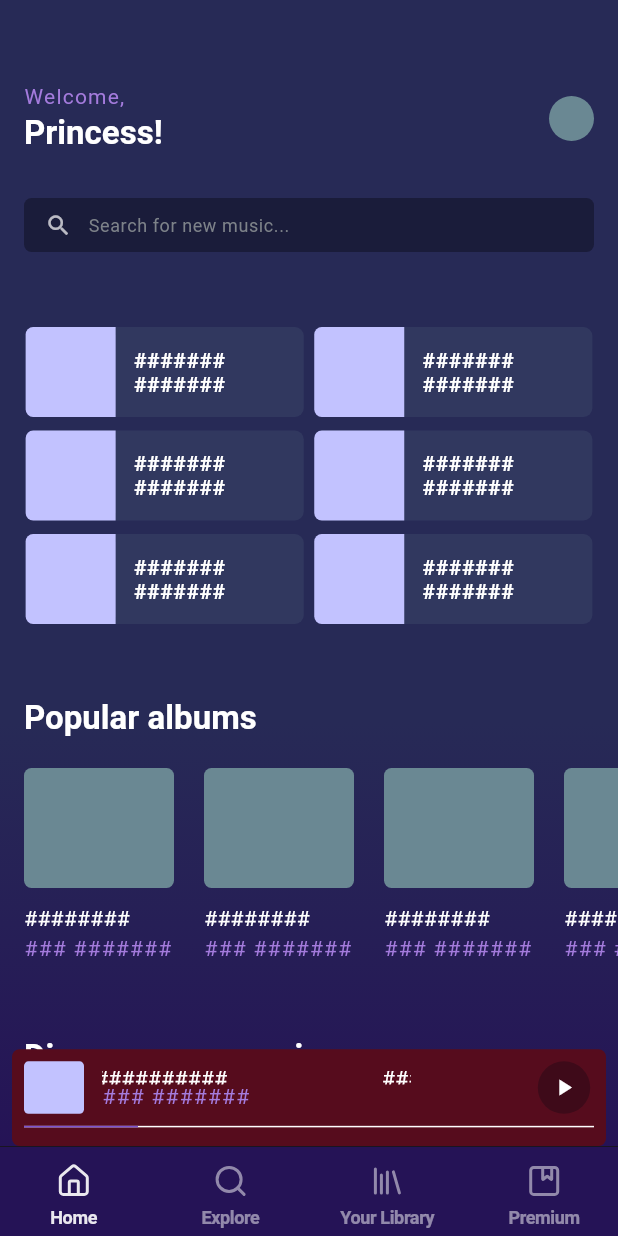
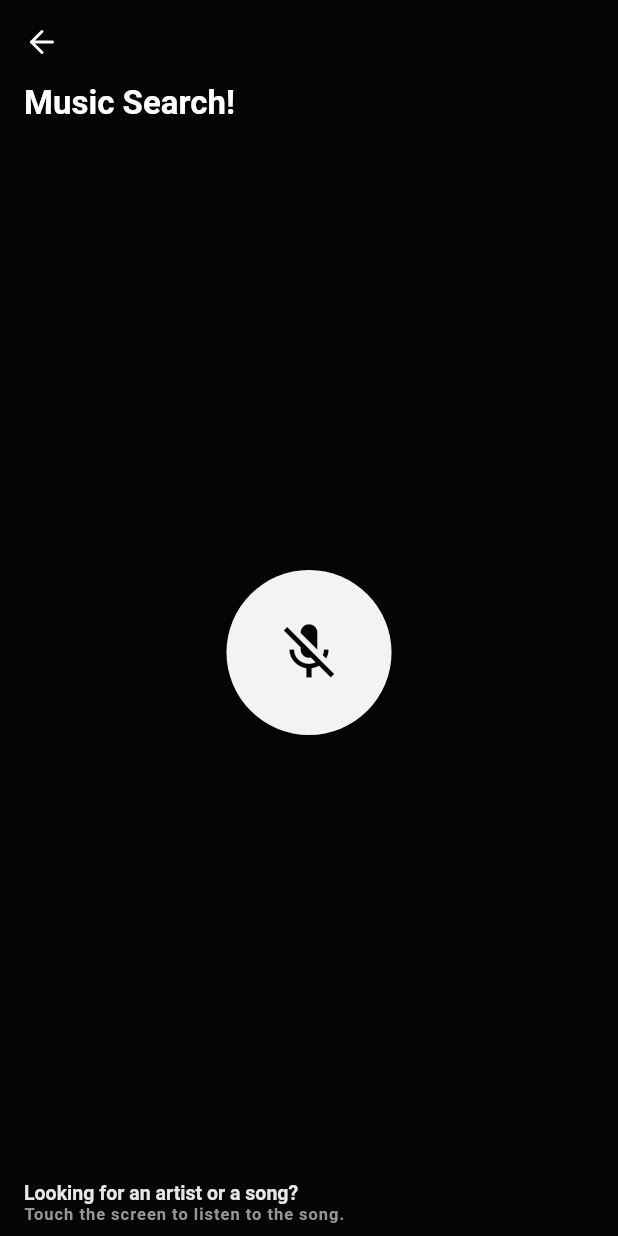
Before and after one commit to OnoseAnthony/audaney, a Flutter app: the screen it shows after launch, item 2 of the bottom bar chosen, on a phone screen of 412 x 824 dp. Run offline on Flutter 3.47's test engine with Material 2 defaults, Android fonts, the phone set to English and light mode, and no system bars; drawn by our look-alikes of avatar_glow; our stand-ins replace lucide_icons.

Commit message:
- added avatar glow dependency to the pubspec.yaml - added a shazam screen and linked it to navigation bar - renamed explore screen to home screen - commented out the player screen on navigation stack

```diff
--- a/lib/commons/constants/theme_colors.dart
+++ b/lib/commons/constants/theme_colors.dart
@@ -7,8 +7,10 @@ import 'package:audaney/commons/utils/misc.dart';
 
 abstract class ThemeColor{
 
-  static const kPrimaryColor = Color(0xff251356);
-  static const kPrimaryColorAlt = Color(0xff272A56);
+  // static const kPrimaryColor = Color(0xff251356);
+  static const kPrimaryColor =  Color(0xff060405);
+  static const kPrimaryColorAlt =  Color(0xff060405);
+  // static const kPrimaryColorAlt = Color(0xff272A56);
   static const kSecondaryColor = Color(0xff540FA0);
   static const kSecondaryColorAlt = Color(0xffA47BDD);
   static const kTertiaryColor = Color(0xff4D1ABC);
--- /dev/null
+++ b/lib/dashboard/explore/explore_shazam.dart
@@ -0,0 +1,118 @@
+import 'package:audaney/commons/constants/theme_colors.dart';
+import 'package:flutter/material.dart';
+import 'package:avatar_glow/avatar_glow.dart';
+import 'package:lucide_icons/lucide_icons.dart';
+
+
+class ShazamScreen extends StatefulWidget {
+  const ShazamScreen({Key? key}) : super(key: key);
+
+  @override
+  _ShazamScreenState createState() => _ShazamScreenState();
+}
+
+class _ShazamScreenState extends State<ShazamScreen> {
+
+  bool animate = false;
+
+  @override
+  Widget build(BuildContext context) {
+    Size size = MediaQuery.of(context).size;
+    return Scaffold(
+        appBar: AppBar(
+          leading: InkWell(
+            borderRadius: BorderRadius.circular(100.0),
+              onTap:()=> Navigator.pop(context),
+              child: Container(height: 5, width: 5,
+                  decoration: const BoxDecoration(shape: BoxShape.circle),
+                  child: const Icon(LucideIcons.arrowLeft))),
+          backgroundColor: const Color(0xff060405),
+        ),
+        backgroundColor: const Color(0xff060405),
+        body: SafeArea(
+          child: SizedBox(
+            height: size.height,
+            width: size.width,
+            child: Padding(
+              padding: const EdgeInsets.only(left: 16.0, right: 16.0, bottom: 8.0),
+              child: Column(
+                crossAxisAlignment: CrossAxisAlignment.center,
+                mainAxisAlignment: MainAxisAlignment.spaceBetween,
+                children: [
+
+                  Row(
+                    children: const [
+                      Text(
+                        'Music Search!',
+                        style: TextStyle(
+                            color: ThemeColor.kWhiteColor,
+                            fontWeight: FontWeight.w600,
+                            fontSize: 22,
+                            letterSpacing: .01
+                        ),
+                      ),
+                    ],
+                  ),
+
+                  AvatarGlow(
+                    glowColor: const Color(0xFF989695),
+                    endRadius: 200,
+                    repeat: true,
+                    animate: animate,
+                    child:  InkWell(
+                      borderRadius: BorderRadius.circular(55.0),
+                      onTap: (){
+                        setState(() {
+                          animate = !animate;
+                        });
+                      },
+                      child: Material(     // Replace this child with your own
+                        elevation: 8.0,
+                        shape: const CircleBorder(),
+                        child: CircleAvatar(
+                          backgroundColor: const Color(0xffF3F3F3),
+                          child: Icon(animate ? Icons.mic : Icons.mic_off, size: 45, color: const Color(0xff060405)),
+                          radius: 55.0,
+                        ),
+                      ),
+                    ),
+                  ),
+
+                  Row(
+                    children: [
+
+                      Column(
+                        mainAxisSize: MainAxisSize.max,
+                        crossAxisAlignment: CrossAxisAlignment.start,
+                        children:   [
+                          Text(
+                            'Looking for an artist or a song?',
+                            style: TextStyle(
+                                color: ThemeColor.kWhiteColor.withOpacity(.9),
+                                fontWeight: FontWeight.w600,
+                                fontSize: 13,
+                                letterSpacing: .01
+                            ),
+                          ),
+                          const Text(
+                            'Touch the screen to listen to the song.',
+                            style: TextStyle(
+                                color: Color(0xFF989695),
+                                fontWeight: FontWeight.w600,
+                                fontSize: 11,
+                                letterSpacing: .65
+                            ),
+                          ),
+                        ],
+                      ),
+
+                    ],
+                  ),
+                ],
+              ),
+            ),
+          ),
+        )
+    );
+  }
+}
--- a/lib/dashboard/navigation.dart
+++ b/lib/dashboard/navigation.dart
@@ -1,9 +1,10 @@
 import 'package:audaney/commons/constants/theme_colors.dart';
-import 'package:audaney/dashboard/explore/explore_screen.dart';
+import 'package:audaney/dashboard/explore/home_screen.dart';
 import 'package:audaney/widgets/navigation_bar.dart';
 import 'package:flutter/material.dart';
 
 import 'explore/player_screen.dart';
+import 'explore/explore_shazam.dart';
 
 class NavigationScreen extends StatefulWidget {
   const NavigationScreen({Key? key}) : super(key: key);
@@ -17,7 +18,7 @@ class _NavigationScreenState extends State<NavigationScreen> {
   int _currentIndex = 0;
   final List<Widget> _childrenUser = [
     const HomeScreen(),
-    const SizedBox(),
+    const ShazamScreen(),
     const SizedBox(),
     const SizedBox()
   ];
@@ -33,39 +34,31 @@ class _NavigationScreenState extends State<NavigationScreen> {
 
           getChildren(),
 
-          Positioned(
-            bottom: 0,
-              left: 0,
-              right: 0,
-              child: SizedBox(
-                  height: MediaQuery.of(context).size.height * .92,
-                  child: PlayerScreen(
-                    onChanged: (term) {
-                      if(!hideNav && term >= .99){
-                        hideNav = true;
-                        setState(() {});
-                      }else if(hideNav && term <= 0.086){
-                        hideNav = false;
-                        setState(() {});
-                      }
-                    },
-                  )),
-          ),
+          // Positioned(
+          //   bottom: 0,
+          //     left: 0,
+          //     right: 0,
+          //     child: SizedBox(
+          //         height: MediaQuery.of(context).size.height * .92,
+          //         child: PlayerScreen(
+          //           onChanged: (term) {
+          //             if(!hideNav && term >= .99){
+          //               hideNav = true;
+          //               setState(() {});
+          //             }else if(hideNav && term <= 0.086){
+          //               hideNav = false;
+          //               setState(() {});
+          //             }
+          //           },
+          //         )),
+          // ),
         ],
       ),
-      bottomNavigationBar: hideNav ? const SizedBox() : Column(
-        mainAxisSize: MainAxisSize.min,
-        children: [
-
-
-          CustomBottomNavigationBar(
-            currentIndex: _currentIndex,
-            onTap: (i) => setState(() {
-              _currentIndex = i!;
-            }),
-          ),
-
-        ],
+      bottomNavigationBar: hideNav ? const SizedBox() : CustomBottomNavigationBar(
+        currentIndex: _currentIndex,
+        onTap: (i) => setState(() {
+          _currentIndex = i!;
+        }),
       ),
     );
   }
--- a/lib/widgets/navigation_bar.dart
+++ b/lib/widgets/navigation_bar.dart
@@ -1,5 +1,6 @@
 import 'dart:io' show Platform;
 import 'package:audaney/commons/constants/theme_colors.dart';
+import 'package:audaney/dashboard/explore/explore_shazam.dart';
 import 'package:flutter/material.dart';
 import 'package:lucide_icons/lucide_icons.dart';
 
@@ -64,7 +65,16 @@ class _CustomBottomNavigationBarState extends State<CustomBottomNavigationBar> {
 
   buildBottomBarItem(IconData icon, String title, int index) {
     return GestureDetector(
-      onTap: () {},
+      onTap: () {
+        if(index == 1){
+          Navigator.push(context, MaterialPageRoute(builder: (_)=> const ShazamScreen()));
+          return;
+        }
+
+        setState(() {
+          widget.onTap!(index);
+        });
+      },
       child: Container(
         color: Colors.transparent,
         height: 48,
--- a/pubspec.yaml
+++ b/pubspec.yaml
@@ -35,6 +35,7 @@ dependencies:
   # Use with the CupertinoIcons class for iOS style icons.
   cupertino_icons: ^1.0.2
   lucide_icons: ^0.16.29
+  avatar_glow: ^2.0.2
 
 dev_dependencies:
   flutter_test:
```
Also changed, not shown: lib/dashboard/explore/home_screen.dart (renamed from lib/dashboard/explore/explore_screen.dart), pubspec.lock.
